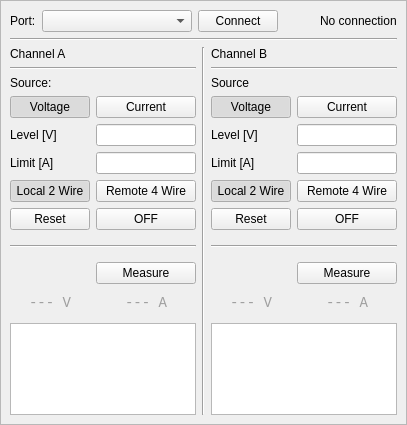
This is modules/smu/SmuWidget.ui in Silas-Hoerz/Modulab as Qt 5 draws it before an edit. The edited form follows.
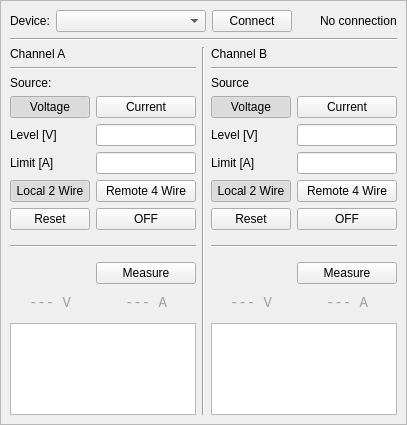
This is the edited form.

```diff
--- a/modules/smu/SmuWidget.ui
+++ b/modules/smu/SmuWidget.ui
@@ -46,7 +46,7 @@
            </sizepolicy>
           </property>
           <property name="text">
-           <string>Port:</string>
+           <string>Device:</string>
           </property>
          </widget>
         </item>
@@ -89,6 +89,9 @@
           <property name="checkable">
            <bool>true</bool>
           </property>
+          <property name="checked">
+           <bool>false</bool>
+          </property>
          </widget>
         </item>
         <item>
```
